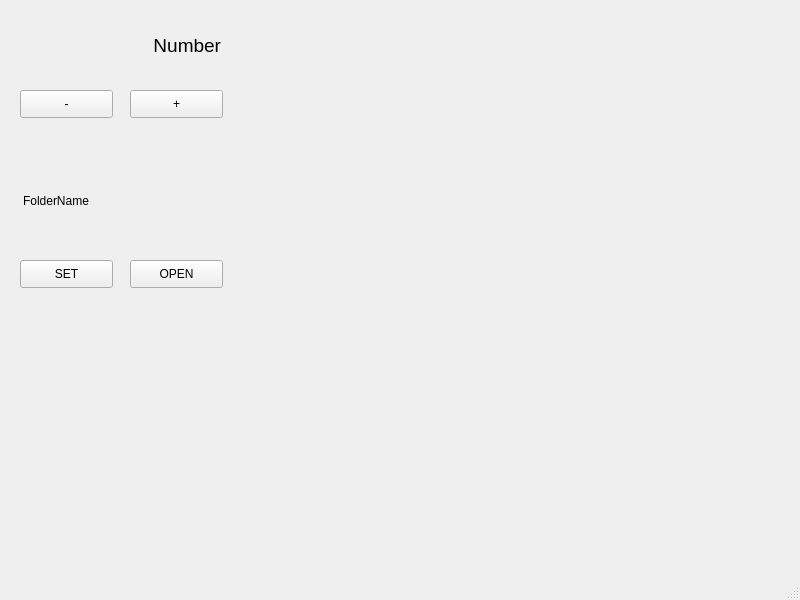
Old version of the form untitled.ui in the repository chopthal/python.
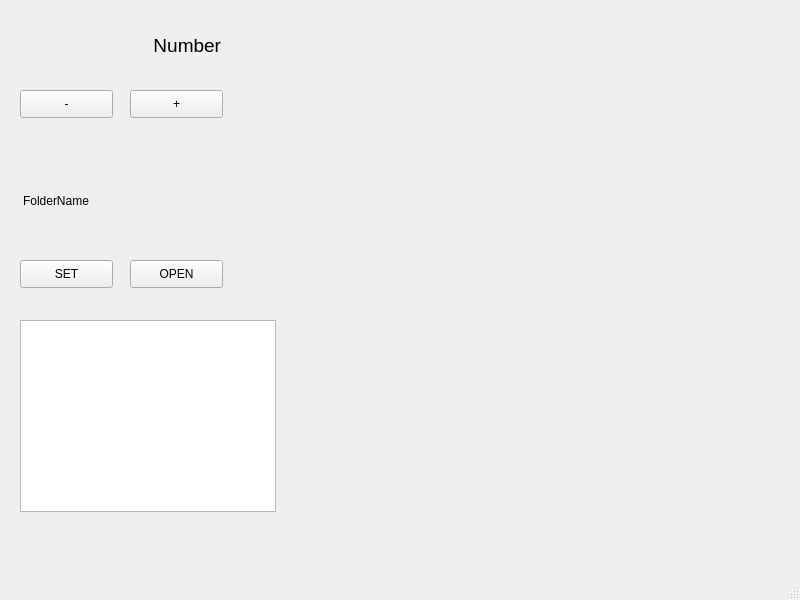
New version of the form.

The edit to the form file:
```diff
--- a/untitled.ui
+++ b/untitled.ui
@@ -103,6 +103,16 @@
      <string>SET</string>
     </property>
    </widget>
+   <widget class="QGraphicsView" name="graphicsView">
+    <property name="geometry">
+     <rect>
+      <x>20</x>
+      <y>320</y>
+      <width>256</width>
+      <height>192</height>
+     </rect>
+    </property>
+   </widget>
   </widget>
   <widget class="QMenuBar" name="menubar">
    <property name="geometry">
```
Left out of the diff: 2 changed lines with no effect on the pictures.
